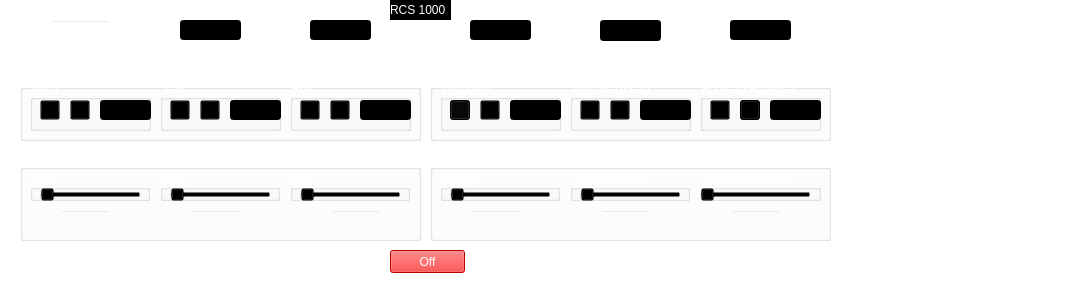
HaroldJesse/Simulator, file Craft/Helm/RCS1000.ui: the form before one commit.
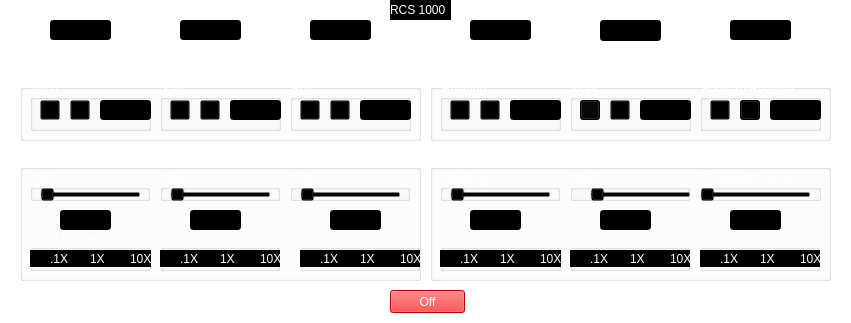
The form after the commit.

Commit message: Set for relative addressing Added range buttons to helm widget Temporarily deactivated logging Changed setup routines and voice prompting

Patch:
```diff
--- a/Craft/Helm/RCS1000.ui
+++ b/Craft/Helm/RCS1000.ui
@@ -6,15 +6,16 @@
    <rect>
     <x>0</x>
     <y>0</y>
-    <width>1083</width>
-    <height>284</height>
+    <width>851</width>
+    <height>323</height>
    </rect>
   </property>
   <property name="windowTitle">
    <string>Form</string>
   </property>
   <property name="styleSheet">
-   <string notr="true">background-color: rgba(0, 0, 0, 0);</string>
+   <string notr="true">background-color: transparent;
+border-color: transparent;</string>
   </property>
   <widget class="QLineEdit" name="YawAngle">
    <property name="geometry">
@@ -33,7 +34,7 @@
     <string/>
    </property>
   </widget>
-  <widget class="QLineEdit" name="Mark">
+  <widget class="QLineEdit" name="HeadingAngle">
    <property name="geometry">
     <rect>
      <x>600</x>
@@ -69,7 +70,7 @@
      <x>430</x>
      <y>150</y>
      <width>401</width>
-     <height>91</height>
+     <height>131</height>
     </rect>
    </property>
    <property name="styleSheet">
@@ -78,7 +79,7 @@
    <property name="title">
     <string>Thrusters</string>
    </property>
-   <widget class="QGroupBox" name="UpDwnThrust:_2">
+   <widget class="QGroupBox" name="SetHeadingValue">
     <property name="geometry">
      <rect>
       <x>10</x>
@@ -88,9 +89,9 @@
      </rect>
     </property>
     <property name="title">
-     <string>Up/Dwn</string>
+     <string>Heading</string>
     </property>
-    <widget class="QSlider" name="UpDwnTSlider">
+    <widget class="QSlider" name="HeadingTSlider">
      <property name="geometry">
       <rect>
        <x>10</x>
@@ -102,43 +103,17 @@
      <property name="styleSheet">
       <string notr="true">color: rgb(255, 255, 255);</string>
      </property>
+     <property name="minimum">
+      <number>1</number>
+     </property>
      <property name="maximum">
-      <number>10</number>
+      <number>9</number>
      </property>
-     <property name="orientation">
-      <enum>Qt::Horizontal</enum>
+     <property name="value">
+      <number>1</number>
      </property>
-     <property name="tickPosition">
-      <enum>QSlider::TicksAbove</enum>
-     </property>
-    </widget>
-   </widget>
-   <widget class="QGroupBox" name="FwdRvrThrust:_2">
-    <property name="geometry">
-     <rect>
-      <x>140</x>
-      <y>20</y>
-      <width>120</width>
-      <height>31</height>
-     </rect>
-    </property>
-    <property name="title">
-     <string>Port/Starboard</string>
-    </property>
-    <widget class="QSlider" name="PrtSrbTSlider">
-     <property name="geometry">
-      <rect>
-       <x>10</x>
-       <y>10</y>
-       <width>101</width>
-       <height>21</height>
-      </rect>
-     </property>
-     <property name="styleSheet">
-      <string notr="true">color: rgb(255, 255, 255);</string>
-     </property>
-     <property name="maximum">
-      <number>10</number>
+     <property name="sliderPosition">
+      <number>1</number>
      </property>
      <property name="orientation">
       <enum>Qt::Horizontal</enum>
@@ -151,7 +126,7 @@
      </property>
     </widget>
    </widget>
-   <widget class="QGroupBox" name="PrtSrbThrust:_2">
+   <widget class="QGroupBox" name="SetFwdRev">
     <property name="geometry">
      <rect>
       <x>270</x>
@@ -175,8 +150,11 @@
      <property name="styleSheet">
       <string notr="true">color: rgb(255, 255, 255);</string>
      </property>
+     <property name="minimum">
+      <number>1</number>
+     </property>
      <property name="maximum">
-      <number>10</number>
+      <number>9</number>
      </property>
      <property name="singleStep">
       <number>1</number>
@@ -192,7 +170,7 @@
      </property>
     </widget>
    </widget>
-   <widget class="QLineEdit" name="UpDwnValue">
+   <widget class="QLineEdit" name="HeadingValue">
     <property name="geometry">
      <rect>
       <x>40</x>
@@ -201,18 +179,12 @@
       <height>20</height>
      </rect>
     </property>
-   </widget>
-   <widget class="QLineEdit" name="PrtSrbValue">
-    <property name="geometry">
-     <rect>
-      <x>170</x>
-      <y>60</y>
-      <width>51</width>
-      <height>20</height>
-     </rect>
+    <property name="styleSheet">
+     <string notr="true">color: rgb(255, 255, 255);
+background-color: rgb(0, 0, 0);</string>
     </property>
    </widget>
-   <widget class="QLineEdit" name="FwdRvrValue">
+   <widget class="QLineEdit" name="FwdRevValue">
     <property name="geometry">
      <rect>
       <x>300</x>
@@ -221,9 +193,284 @@
       <height>20</height>
      </rect>
     </property>
+    <property name="styleSheet">
+     <string notr="true">color: rgb(255, 255, 255);
+background-color: rgb(0, 0, 0);</string>
+    </property>
+   </widget>
+   <widget class="QLineEdit" name="MarkValue">
+    <property name="geometry">
+     <rect>
+      <x>170</x>
+      <y>60</y>
+      <width>51</width>
+      <height>20</height>
+     </rect>
+    </property>
+    <property name="styleSheet">
+     <string notr="true">color: rgb(255, 255, 255);
+background-color: rgb(0, 0, 0);</string>
+    </property>
+   </widget>
+   <widget class="QGroupBox" name="groupBox_2">
+    <property name="geometry">
+     <rect>
+      <x>140</x>
+      <y>80</y>
+      <width>120</width>
+      <height>41</height>
+     </rect>
+    </property>
+    <property name="title">
+     <string>Mark Range</string>
+    </property>
+    <widget class="QRadioButton" name="MarkTen">
+     <property name="geometry">
+      <rect>
+       <x>80</x>
+       <y>20</y>
+       <width>41</width>
+       <height>17</height>
+      </rect>
+     </property>
+     <property name="styleSheet">
+      <string notr="true">background-color: rgb(0, 0, 0);
+color: rgb(255, 255, 255);</string>
+     </property>
+     <property name="text">
+      <string>10X</string>
+     </property>
+     <property name="checked">
+      <bool>false</bool>
+     </property>
+    </widget>
+    <widget class="QRadioButton" name="MarkTenth">
+     <property name="geometry">
+      <rect>
+       <x>0</x>
+       <y>20</y>
+       <width>41</width>
+       <height>17</height>
+      </rect>
+     </property>
+     <property name="styleSheet">
+      <string notr="true">background-color: rgb(0, 0, 0);
+color: rgb(255, 255, 255);</string>
+     </property>
+     <property name="text">
+      <string>.1X</string>
+     </property>
+     <property name="checked">
+      <bool>false</bool>
+     </property>
+    </widget>
+    <widget class="QRadioButton" name="MarkOne">
+     <property name="geometry">
+      <rect>
+       <x>40</x>
+       <y>20</y>
+       <width>41</width>
+       <height>17</height>
+      </rect>
+     </property>
+     <property name="styleSheet">
+      <string notr="true">background-color: rgb(0, 0, 0);
+color: rgb(255, 255, 255);</string>
+     </property>
+     <property name="text">
+      <string>1X</string>
+     </property>
+     <property name="checked">
+      <bool>false</bool>
+     </property>
+    </widget>
+   </widget>
+   <widget class="QGroupBox" name="groupBox_3">
+    <property name="geometry">
+     <rect>
+      <x>10</x>
+      <y>80</y>
+      <width>121</width>
+      <height>41</height>
+     </rect>
+    </property>
+    <property name="title">
+     <string>Heading Range</string>
+    </property>
+    <widget class="QRadioButton" name="HeadingTen">
+     <property name="geometry">
+      <rect>
+       <x>80</x>
+       <y>20</y>
+       <width>41</width>
+       <height>17</height>
+      </rect>
+     </property>
+     <property name="styleSheet">
+      <string notr="true">background-color: rgb(0, 0, 0);
+color: rgb(255, 255, 255);</string>
+     </property>
+     <property name="text">
+      <string>10X</string>
+     </property>
+     <property name="checked">
+      <bool>false</bool>
+     </property>
+    </widget>
+    <widget class="QRadioButton" name="HeadingOne">
+     <property name="geometry">
+      <rect>
+       <x>40</x>
+       <y>20</y>
+       <width>41</width>
+       <height>17</height>
+      </rect>
+     </property>
+     <property name="styleSheet">
+      <string notr="true">background-color: rgb(0, 0, 0);
+color: rgb(255, 255, 255);</string>
+     </property>
+     <property name="text">
+      <string>1X</string>
+     </property>
+     <property name="checked">
+      <bool>false</bool>
+     </property>
+    </widget>
+    <widget class="QRadioButton" name="HeadingTenth">
+     <property name="geometry">
+      <rect>
+       <x>0</x>
+       <y>20</y>
+       <width>41</width>
+       <height>17</height>
+      </rect>
+     </property>
+     <property name="styleSheet">
+      <string notr="true">background-color: rgb(0, 0, 0);
+color: rgb(255, 255, 255);</string>
+     </property>
+     <property name="text">
+      <string>.1X</string>
+     </property>
+     <property name="checked">
+      <bool>false</bool>
+     </property>
+    </widget>
+   </widget>
+   <widget class="QGroupBox" name="groupBox">
+    <property name="geometry">
+     <rect>
+      <x>270</x>
+      <y>80</y>
+      <width>120</width>
+      <height>41</height>
+     </rect>
+    </property>
+    <property name="title">
+     <string>FwdRevRange</string>
+    </property>
+    <widget class="QRadioButton" name="FwdRevTen">
+     <property name="geometry">
+      <rect>
+       <x>80</x>
+       <y>20</y>
+       <width>41</width>
+       <height>17</height>
+      </rect>
+     </property>
+     <property name="styleSheet">
+      <string notr="true">background-color: rgb(0, 0, 0);
+color: rgb(255, 255, 255);</string>
+     </property>
+     <property name="text">
+      <string>10X</string>
+     </property>
+    </widget>
+    <widget class="QRadioButton" name="FwdRevTenth">
+     <property name="geometry">
+      <rect>
+       <x>0</x>
+       <y>20</y>
+       <width>41</width>
+       <height>17</height>
+      </rect>
+     </property>
+     <property name="styleSheet">
+      <string notr="true">background-color: rgb(0, 0, 0);
+color: rgb(255, 255, 255);</string>
+     </property>
+     <property name="text">
+      <string>.1X</string>
+     </property>
+     <property name="checked">
+      <bool>false</bool>
+     </property>
+    </widget>
+    <widget class="QRadioButton" name="FwdRevOne">
+     <property name="geometry">
+      <rect>
+       <x>40</x>
+       <y>20</y>
+       <width>41</width>
+       <height>17</height>
+      </rect>
+     </property>
+     <property name="styleSheet">
+      <string notr="true">background-color: rgb(0, 0, 0);
+color: rgb(255, 255, 255);</string>
+     </property>
+     <property name="text">
+      <string>1X</string>
+     </property>
+     <property name="checked">
+      <bool>false</bool>
+     </property>
+    </widget>
+   </widget>
+   <widget class="QGroupBox" name="SetMark">
+    <property name="geometry">
+     <rect>
+      <x>140</x>
+      <y>20</y>
+      <width>120</width>
+      <height>31</height>
+     </rect>
+    </property>
+    <property name="title">
+     <string>Mark</string>
+    </property>
+    <widget class="QSlider" name="MarkTSlider">
+     <property name="geometry">
+      <rect>
+       <x>20</x>
+       <y>10</y>
+       <width>101</width>
+       <height>21</height>
+      </rect>
+     </property>
+     <property name="styleSheet">
+      <string notr="true">color: rgb(255, 255, 255);</string>
+     </property>
+     <property name="minimum">
+      <number>1</number>
+     </property>
+     <property name="maximum">
+      <number>9</number>
+     </property>
+     <property name="orientation">
+      <enum>Qt::Horizontal</enum>
+     </property>
+     <property name="tickPosition">
+      <enum>QSlider::TicksAbove</enum>
+     </property>
+     <property name="tickInterval">
+      <number>1</number>
+     </property>
+    </widget>
    </widget>
   </widget>
-  <widget class="QLineEdit" name="Heading">
+  <widget class="QLineEdit" name="MarkAngle">
    <property name="geometry">
     <rect>
      <x>470</x>
@@ -243,7 +490,7 @@
      <x>20</x>
      <y>150</y>
      <width>401</width>
-     <height>91</height>
+     <height>131</height>
     </rect>
    </property>
    <property name="styleSheet">
@@ -277,7 +524,7 @@
       <string notr="true">color: rgb(255, 255, 255);</string>
      </property>
      <property name="minimum">
-      <number>0</number>
+      <number>1</number>
      </property>
      <property name="maximum">
       <number>9</number>
@@ -286,10 +533,10 @@
       <number>1</number>
      </property>
      <property name="pageStep">
-      <number>9</number>
+      <number>10</number>
      </property>
      <property name="value">
-      <number>0</number>
+      <number>1</number>
      </property>
      <property name="orientation">
       <enum>Qt::Horizontal</enum>
@@ -326,8 +573,11 @@
      <property name="styleSheet">
       <string notr="true">color: rgb(255, 255, 255);</string>
      </property>
+     <property name="minimum">
+      <number>1</number>
+     </property>
      <property name="maximum">
-      <number>10</number>
+      <number>9</number>
      </property>
      <property name="orientation">
       <enum>Qt::Horizontal</enum>
@@ -335,6 +585,9 @@
      <property name="tickPosition">
       <enum>QSlider::TicksAbove</enum>
      </property>
+     <property name="tickInterval">
+      <number>1</number>
+     </property>
     </widget>
    </widget>
    <widget class="QGroupBox" name="RollThrust:_2">
@@ -361,8 +614,11 @@
      <property name="styleSheet">
       <string notr="true">color: rgb(255, 255, 255);</string>
      </property>
+     <property name="minimum">
+      <number>1</number>
+     </property>
      <property name="maximum">
-      <number>10</number>
+      <number>9</number>
      </property>
      <property name="orientation">
       <enum>Qt::Horizontal</enum>
@@ -370,6 +626,9 @@
      <property name="tickPosition">
       <enum>QSlider::TicksAbove</enum>
      </property>
+     <property name="tickInterval">
+      <number>1</number>
+     </property>
     </widget>
    </widget>
    <widget class="QLineEdit" name="PitchValue">
@@ -381,6 +640,10 @@
       <height>20</height>
      </rect>
     </property>
+    <property name="styleSheet">
+     <string notr="true">color:rgb(255, 255, 255);
+background-color: rgb(0, 0, 0);</string>
+    </property>
    </widget>
    <widget class="QLineEdit" name="YawValue">
     <property name="geometry">
@@ -391,6 +654,10 @@
       <height>20</height>
      </rect>
     </property>
+    <property name="styleSheet">
+     <string notr="true">color: rgb(255, 255, 255);
+background-color: rgb(0, 0, 0);</string>
+    </property>
    </widget>
    <widget class="QLineEdit" name="RollValue">
     <property name="geometry">
@@ -401,9 +668,229 @@
       <height>20</height>
      </rect>
     </property>
+    <property name="styleSheet">
+     <string notr="true">color: rgb(255, 255, 255);
+background-color: rgb(0, 0, 0);</string>
+    </property>
+   </widget>
+   <widget class="QGroupBox" name="groupBox_4">
+    <property name="geometry">
+     <rect>
+      <x>140</x>
+      <y>80</y>
+      <width>120</width>
+      <height>41</height>
+     </rect>
+    </property>
+    <property name="title">
+     <string>Mark  Range</string>
+    </property>
+    <widget class="QRadioButton" name="YawTen">
+     <property name="geometry">
+      <rect>
+       <x>80</x>
+       <y>20</y>
+       <width>41</width>
+       <height>17</height>
+      </rect>
+     </property>
+     <property name="styleSheet">
+      <string notr="true">background-color: rgb(0, 0, 0);
+color: rgb(255, 255, 255);</string>
+     </property>
+     <property name="text">
+      <string>10X</string>
+     </property>
+     <property name="checked">
+      <bool>false</bool>
+     </property>
+    </widget>
+    <widget class="QRadioButton" name="YawTenth">
+     <property name="geometry">
+      <rect>
+       <x>0</x>
+       <y>20</y>
+       <width>41</width>
+       <height>17</height>
+      </rect>
+     </property>
+     <property name="styleSheet">
+      <string notr="true">background-color: rgb(0, 0, 0);
+color: rgb(255, 255, 255);</string>
+     </property>
+     <property name="text">
+      <string>.1X</string>
+     </property>
+     <property name="checked">
+      <bool>false</bool>
+     </property>
+    </widget>
+    <widget class="QRadioButton" name="YawOne">
+     <property name="geometry">
+      <rect>
+       <x>40</x>
+       <y>20</y>
+       <width>41</width>
+       <height>17</height>
+      </rect>
+     </property>
+     <property name="styleSheet">
+      <string notr="true">background-color: rgb(0, 0, 0);
+color: rgb(255, 255, 255);</string>
+     </property>
+     <property name="text">
+      <string>1X</string>
+     </property>
+     <property name="checked">
+      <bool>false</bool>
+     </property>
+    </widget>
+   </widget>
+   <widget class="QGroupBox" name="groupBox_5">
+    <property name="geometry">
+     <rect>
+      <x>280</x>
+      <y>80</y>
+      <width>120</width>
+      <height>41</height>
+     </rect>
+    </property>
+    <property name="title">
+     <string>Roll Range</string>
+    </property>
+    <widget class="QRadioButton" name="RollTen">
+     <property name="geometry">
+      <rect>
+       <x>80</x>
+       <y>20</y>
+       <width>41</width>
+       <height>17</height>
+      </rect>
+     </property>
+     <property name="styleSheet">
+      <string notr="true">background-color: rgb(0, 0, 0);
+color: rgb(255, 255, 255);</string>
+     </property>
+     <property name="text">
+      <string>10X</string>
+     </property>
+    </widget>
+    <widget class="QRadioButton" name="RollTenth">
+     <property name="geometry">
+      <rect>
+       <x>0</x>
+       <y>20</y>
+       <width>41</width>
+       <height>17</height>
+      </rect>
+     </property>
+     <property name="styleSheet">
+      <string notr="true">background-color: rgb(0, 0, 0);
+color: rgb(255, 255, 255);</string>
+     </property>
+     <property name="text">
+      <string>.1X</string>
+     </property>
+     <property name="checked">
+      <bool>false</bool>
+     </property>
+    </widget>
+    <widget class="QRadioButton" name="RollOne">
+     <property name="geometry">
+      <rect>
+       <x>40</x>
+       <y>20</y>
+       <width>41</width>
+       <height>17</height>
+      </rect>
+     </property>
+     <property name="styleSheet">
+      <string notr="true">background-color: rgb(0, 0, 0);
+color: rgb(255, 255, 255);</string>
+     </property>
+     <property name="text">
+      <string>1X</string>
+     </property>
+     <property name="checked">
+      <bool>false</bool>
+     </property>
+    </widget>
+   </widget>
+   <widget class="QGroupBox" name="groupBox_6">
+    <property name="geometry">
+     <rect>
+      <x>10</x>
+      <y>80</y>
+      <width>121</width>
+      <height>41</height>
+     </rect>
+    </property>
+    <property name="title">
+     <string>Pitch Range</string>
+    </property>
+    <widget class="QRadioButton" name="PitchTen">
+     <property name="geometry">
+      <rect>
+       <x>80</x>
+       <y>20</y>
+       <width>41</width>
+       <height>17</height>
+      </rect>
+     </property>
+     <property name="styleSheet">
+      <string notr="true">background-color: rgb(0, 0, 0);
+color: rgb(255, 255, 255);</string>
+     </property>
+     <property name="text">
+      <string>10X</string>
+     </property>
+     <property name="checked">
+      <bool>false</bool>
+     </property>
+    </widget>
+    <widget class="QRadioButton" name="PitchOne">
+     <property name="geometry">
+      <rect>
+       <x>40</x>
+       <y>20</y>
+       <width>41</width>
+       <height>17</height>
+      </rect>
+     </property>
+     <property name="styleSheet">
+      <string notr="true">background-color: rgb(0, 0, 0);
+color: rgb(255, 255, 255);</string>
+     </property>
+     <property name="text">
+      <string>1X</string>
+     </property>
+     <property name="checked">
+      <bool>false</bool>
+     </property>
+    </widget>
+    <widget class="QRadioButton" name="PitchTenth">
+     <property name="geometry">
+      <rect>
+       <x>0</x>
+       <y>20</y>
+       <width>41</width>
+       <height>17</height>
+      </rect>
+     </property>
+     <property name="styleSheet">
+      <string notr="true">background-color: rgb(0, 0, 0);
+color: rgb(255, 255, 255);</string>
+     </property>
+     <property name="text">
+      <string>.1X</string>
+     </property>
+     <property name="checked">
+      <bool>false</bool>
+     </property>
+    </widget>
    </widget>
   </widget>
-  <widget class="QLineEdit" name="Distance">
+  <widget class="QLineEdit" name="FwdRevAngle">
    <property name="geometry">
     <rect>
      <x>730</x>
@@ -431,6 +918,7 @@
    </property>
    <property name="styleSheet">
     <string notr="true">color: rgb(255, 255, 255);
+background-color: rgb(0, 0, 0);
 </string>
    </property>
    <property name="text">
@@ -452,127 +940,6 @@
    <property name="title">
     <string>Translation</string>
    </property>
-   <widget class="QGroupBox" name="X_2">
-    <property name="geometry">
-     <rect>
-      <x>10</x>
-      <y>10</y>
-      <width>121</width>
-      <height>51</height>
-     </rect>
-    </property>
-    <property name="styleSheet">
-     <string notr="true">color: rgb(255, 255, 255);</string>
-    </property>
-    <property name="title">
-     <string>Up/Down</string>
-    </property>
-    <widget class="QPushButton" name="TransUp">
-     <property name="enabled">
-      <bool>true</bool>
-     </property>
-     <property name="geometry">
-      <rect>
-       <x>10</x>
-       <y>20</y>
-       <width>20</width>
-       <height>20</height>
-      </rect>
-     </property>
-     <property name="styleSheet">
-      <string notr="true">background-color: rgb(6, 6, 6);</string>
-     </property>
-     <property name="text">
-      <string/>
-     </property>
-     <property name="default">
-      <bool>false</bool>
-     </property>
-    </widget>
-    <widget class="QPushButton" name="TransDown">
-     <property name="geometry">
-      <rect>
-       <x>40</x>
-       <y>20</y>
-       <width>20</width>
-       <height>20</height>
-      </rect>
-     </property>
-     <property name="text">
-      <string/>
-     </property>
-    </widget>
-    <widget class="QLineEdit" name="UpDwnThrust">
-     <property name="geometry">
-      <rect>
-       <x>70</x>
-       <y>20</y>
-       <width>51</width>
-       <height>20</height>
-      </rect>
-     </property>
-     <property name="styleSheet">
-      <string notr="true">color: rgb(255, 255, 255);
-background-color: rgb(0, 0, 0);</string>
-     </property>
-    </widget>
-   </widget>
-   <widget class="QGroupBox" name="Y_2">
-    <property name="geometry">
-     <rect>
-      <x>140</x>
-      <y>10</y>
-      <width>121</width>
-      <height>51</height>
-     </rect>
-    </property>
-    <property name="styleSheet">
-     <string notr="true">color: rgb(255, 255, 255);</string>
-    </property>
-    <property name="title">
-     <string>Port/Starboard</string>
-    </property>
-    <widget class="QPushButton" name="TransPort">
-     <property name="geometry">
-      <rect>
-       <x>10</x>
-       <y>20</y>
-       <width>20</width>
-       <height>20</height>
-      </rect>
-     </property>
-     <property name="text">
-      <string/>
-     </property>
-    </widget>
-    <widget class="QPushButton" name="TransStarboard">
-     <property name="geometry">
-      <rect>
-       <x>40</x>
-       <y>20</y>
-       <width>20</width>
-       <height>20</height>
-      </rect>
-     </property>
-     <property name="text">
-      <string/>
-     </property>
-    </widget>
-    <widget class="QLineEdit" name="PrtStbThrust">
-     <property name="geometry">
-      <rect>
-       <x>70</x>
-       <y>20</y>
-       <width>51</width>
-       <height>20</height>
-      </rect>
-     </property>
-     <property name="styleSheet">
-      <string notr="true">color: rgb(255, 255, 255);
-background-color: rgb(0, 0, 0);</string>
-     </property>
-    </widget>
-   </widget>
    <widget class="QGroupBox" name="Z_2">
     <property name="geometry">
      <rect>
@@ -629,8 +996,129 @@
      </property>
     </widget>
    </widget>
+   <widget class="QGroupBox" name="Y_2">
+    <property name="geometry">
+     <rect>
+      <x>10</x>
+      <y>10</y>
+      <width>121</width>
+      <height>51</height>
+     </rect>
+    </property>
+    <property name="styleSheet">
+     <string notr="true">color: rgb(255, 255, 255);</string>
+    </property>
+    <property name="title">
+     <string>Heading</string>
+    </property>
+    <widget class="QPushButton" name="TransPort">
+     <property name="geometry">
+      <rect>
+       <x>10</x>
+       <y>20</y>
+       <width>20</width>
+       <height>20</height>
+      </rect>
+     </property>
+     <property name="text">
+      <string/>
+     </property>
+    </widget>
+    <widget class="QPushButton" name="TransStarboard">
+     <property name="geometry">
+      <rect>
+       <x>40</x>
+       <y>20</y>
+       <width>20</width>
+       <height>20</height>
+      </rect>
+     </property>
+     <property name="text">
+      <string/>
+     </property>
+    </widget>
+    <widget class="QLineEdit" name="HeadingThrust">
+     <property name="geometry">
+      <rect>
+       <x>70</x>
+       <y>20</y>
+       <width>51</width>
+       <height>20</height>
+      </rect>
+     </property>
+     <property name="styleSheet">
+      <string notr="true">color: rgb(255, 255, 255);
+background-color: rgb(0, 0, 0);</string>
+     </property>
+    </widget>
+   </widget>
+   <widget class="QGroupBox" name="Z_3">
+    <property name="geometry">
+     <rect>
+      <x>140</x>
+      <y>10</y>
+      <width>121</width>
+      <height>51</height>
+     </rect>
+    </property>
+    <property name="styleSheet">
+     <string notr="true">color: rgb(255, 255, 255);</string>
+    </property>
+    <property name="title">
+     <string>Mark</string>
+    </property>
+    <widget class="QLineEdit" name="MarkThrust">
+     <property name="geometry">
+      <rect>
+       <x>70</x>
+       <y>20</y>
+       <width>51</width>
+       <height>20</height>
+      </rect>
+     </property>
+     <property name="styleSheet">
+      <string notr="true">color: rgb(255, 255, 255);
+background-color: rgb(0, 0, 0);</string>
+     </property>
+    </widget>
+    <widget class="QPushButton" name="TransUp">
+     <property name="enabled">
+      <bool>true</bool>
+     </property>
+     <property name="geometry">
+      <rect>
+       <x>10</x>
+       <y>20</y>
+       <width>20</width>
+       <height>20</height>
+      </rect>
+     </property>
+     <property name="styleSheet">
+      <string notr="true">background-color: rgb(6, 6, 6);</string>
+     </property>
+     <property name="text">
+      <string/>
+     </property>
+     <property name="default">
+      <bool>false</bool>
+     </property>
+    </widget>
+    <widget class="QPushButton" name="TransDown">
+     <property name="geometry">
+      <rect>
+       <x>40</x>
+       <y>20</y>
+       <width>20</width>
+       <height>20</height>
+      </rect>
+     </property>
+     <property name="text">
+      <string/>
+     </property>
+    </widget>
+   </widget>
   </widget>
-  <widget class="QLabel" name="RCS1000_2">
+  <widget class="QLabel" name="RCS1000lbl">
    <property name="geometry">
     <rect>
      <x>390</x>
@@ -647,22 +1135,6 @@
     <string>RCS 1000</string>
    </property>
   </widget>
-  <widget class="QLabel" name="Headinglbl">
-   <property name="geometry">
-    <rect>
-     <x>610</x>
-     <y>50</y>
-     <width>47</width>
-     <height>13</height>
-    </rect>
-   </property>
-   <property name="styleSheet">
-    <string notr="true">color: rgb(255, 255, 255);</string>
-   </property>
-   <property name="text">
-    <string>Heading</string>
-   </property>
-  </widget>
   <widget class="QLineEdit" name="RollAngle">
    <property name="geometry">
     <rect>
@@ -924,7 +1396,7 @@
   <widget class="QLabel" name="Marklbl">
    <property name="geometry">
     <rect>
-     <x>490</x>
+     <x>610</x>
      <y>50</y>
      <width>51</width>
      <height>16</height>
@@ -937,7 +1409,7 @@
     <string>Mark</string>
    </property>
   </widget>
-  <widget class="QLabel" name="Distancelbl">
+  <widget class="QLabel" name="FwdRevlbl">
    <property name="geometry">
     <rect>
      <x>740</x>
@@ -957,7 +1429,7 @@
    <property name="geometry">
     <rect>
      <x>390</x>
-     <y>250</y>
+     <y>290</y>
      <width>75</width>
      <height>23</height>
     </rect>
@@ -970,6 +1442,22 @@
     <string>Off</string>
    </property>
   </widget>
+  <widget class="QLabel" name="Headinglbl_2">
+   <property name="geometry">
+    <rect>
+     <x>490</x>
+     <y>50</y>
+     <width>47</width>
+     <height>13</height>
+    </rect>
+   </property>
+   <property name="styleSheet">
+    <string notr="true">color: rgb(255, 255, 255);</string>
+   </property>
+   <property name="text">
+    <string>Heading</string>
+   </property>
+  </widget>
  </widget>
  <resources/>
  <connections>
```
Left out of the diff: 608 changed lines with no effect on the pictures. The commit also changes 29 other files.
